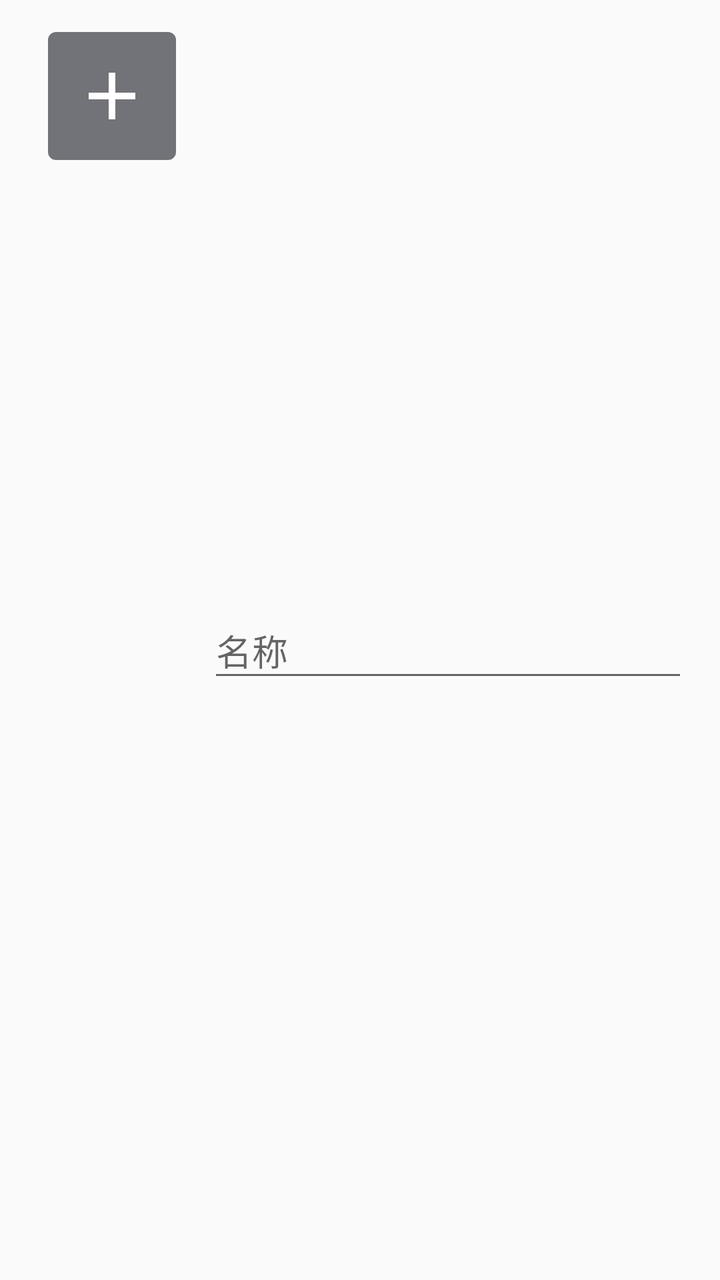
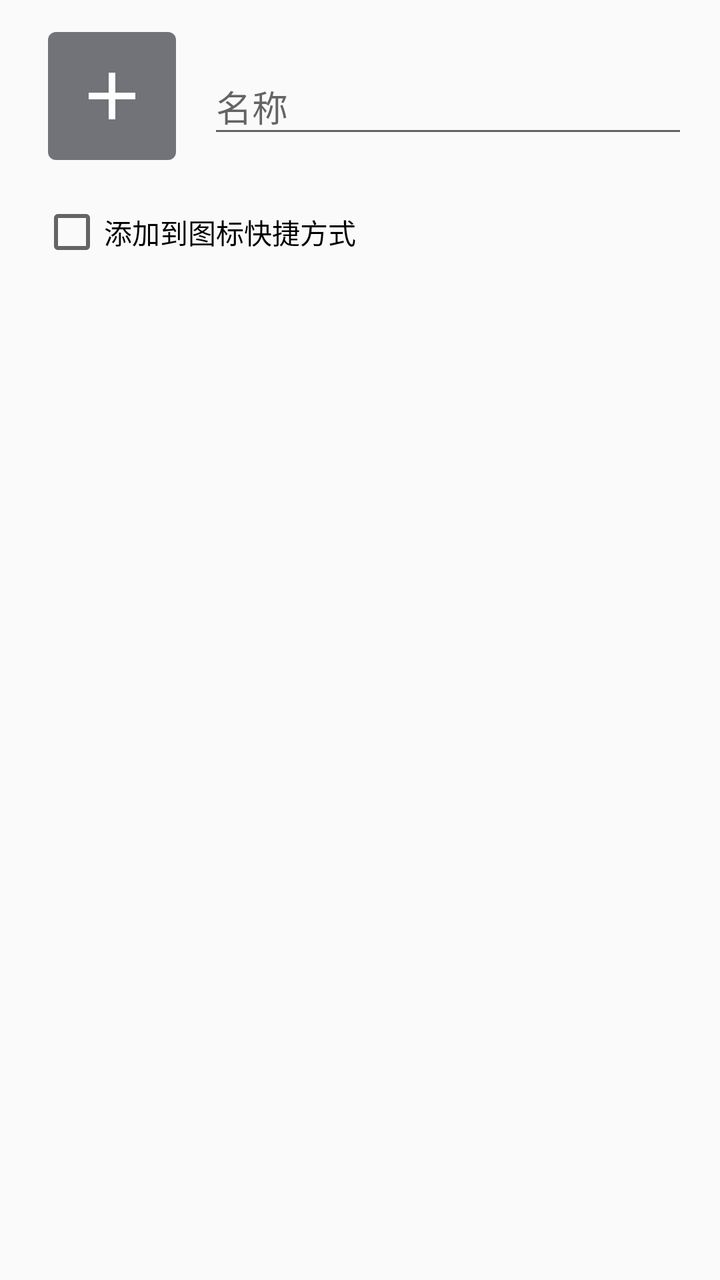

The first picture is an Android layout as it rendered before a commit; the second is the same layout after the commit. The layout source and the unified diff follow.
<!-- AndroidManifest.xml: application theme AppTheme -->
<!-- res/layout/shortcut_create_dialog.xml -->
<?xml version="1.0" encoding="utf-8"?>
<LinearLayout xmlns:android="http://schemas.android.com/apk/res/android"
              android:layout_width="match_parent"
              android:layout_height="wrap_content"
              android:orientation="horizontal"
              android:padding="16dp">

    <ImageView
        android:id="@+id/select_icon"
        android:layout_width="64dp"
        android:layout_height="64dp"
        android:layout_marginLeft="8dp"
        android:layout_marginRight="16dp"
        android:background="@drawable/shortcut_create_dialog_icon_bg"
        android:padding="12dp"
        android:src="@drawable/ic_add_white_48dp"/>

    <android.support.design.widget.TextInputLayout
        android:layout_width="match_parent"
        android:layout_height="wrap_content"
        android:layout_gravity="center_vertical">

        <android.support.design.widget.TextInputEditText
            android:id="@+id/name"
            android:layout_width="match_parent"
            android:layout_height="wrap_content"
            android:hint="@string/text_name"/>

    </android.support.design.widget.TextInputLayout>

</LinearLayout>
<!-- resources referenced by this layout -->
<resources>
  <!-- drawable ic_add_white_48dp: png bitmap (drawable, 116 bytes) -->
  <!-- drawable shortcut_create_dialog_icon_bg (drawable) -->
  <?xml version="1.0" encoding="utf-8"?>
  <shape xmlns:android="http://schemas.android.com/apk/res/android">
  
      <corners android:radius="4dp"/>
  
      <solid android:color="#727379"/>
  
  </shape>
  <string name="text_name">名称</string>
  <style name="AppTheme" parent="Theme.AppCompat.Light.NoActionBar">
          <item name="colorPrimary">@color/colorPrimary</item>
          <item name="colorPrimaryDark">@color/colorPrimaryDark</item>
          <item name="colorAccent">@color/colorAccent</item>
  
      </style>
  <color name="colorPrimary">#009688</color>
  <color name="colorPrimaryDark">#009688</color>
  <color name="colorAccent">#03a9f4</color>
</resources>

<!-- the commit's change to res/layout/shortcut_create_dialog.xml (unified diff, before → after) -->
@@ -2,30 +2,44 @@
 <LinearLayout xmlns:android="http://schemas.android.com/apk/res/android"
               android:layout_width="match_parent"
               android:layout_height="wrap_content"
-              android:orientation="horizontal"
-              android:padding="16dp">
+              android:orientation="vertical">
 
-    <ImageView
-        android:id="@+id/select_icon"
-        android:layout_width="64dp"
-        android:layout_height="64dp"
-        android:layout_marginLeft="8dp"
-        android:layout_marginRight="16dp"
-        android:background="@drawable/shortcut_create_dialog_icon_bg"
-        android:padding="12dp"
-        android:src="@drawable/ic_add_white_48dp"/>
-
-    <android.support.design.widget.TextInputLayout
+    <LinearLayout
         android:layout_width="match_parent"
         android:layout_height="wrap_content"
-        android:layout_gravity="center_vertical">
+        android:orientation="horizontal"
+        android:padding="16dp">
 
-        <android.support.design.widget.TextInputEditText
-            android:id="@+id/name"
+        <ImageView
+            android:id="@+id/icon"
+            android:layout_width="64dp"
+            android:layout_height="64dp"
+            android:layout_marginLeft="8dp"
+            android:layout_marginRight="16dp"
+            android:background="@drawable/shortcut_create_dialog_icon_bg"
+            android:padding="12dp"
+            android:src="@drawable/ic_add_white_48dp"/>
+
+        <android.support.design.widget.TextInputLayout
             android:layout_width="match_parent"
             android:layout_height="wrap_content"
-            android:hint="@string/text_name"/>
+            android:layout_gravity="center_vertical">
 
-    </android.support.design.widget.TextInputLayout>
+            <android.support.design.widget.TextInputEditText
+                android:id="@+id/name"
+                android:layout_width="match_parent"
+                android:layout_height="wrap_content"
+                android:hint="@string/text_name"/>
+
+        </android.support.design.widget.TextInputLayout>
+    </LinearLayout>
+
+    <CheckBox
+        android:id="@+id/use_android_n_shortcut"
+        android:layout_width="wrap_content"
+        android:layout_height="wrap_content"
+        android:layout_marginLeft="20dp"
+        android:layout_marginTop="4dp"
+        android:text="@string/text_use_android_n_shortcut"/>
 
 </LinearLayout>
<!-- resource entries referenced after the edit -->
@@ -11,6 +11,7 @@
   
   </shape>
   <string name="text_name">名称</string>
+  <string name="text_use_android_n_shortcut">添加到图标快捷方式</string>
   <style name="AppTheme" parent="Theme.AppCompat.Light.NoActionBar">
           <item name="colorPrimary">@color/colorPrimary</item>
           <item name="colorPrimaryDark">@color/colorPrimaryDark</item>
